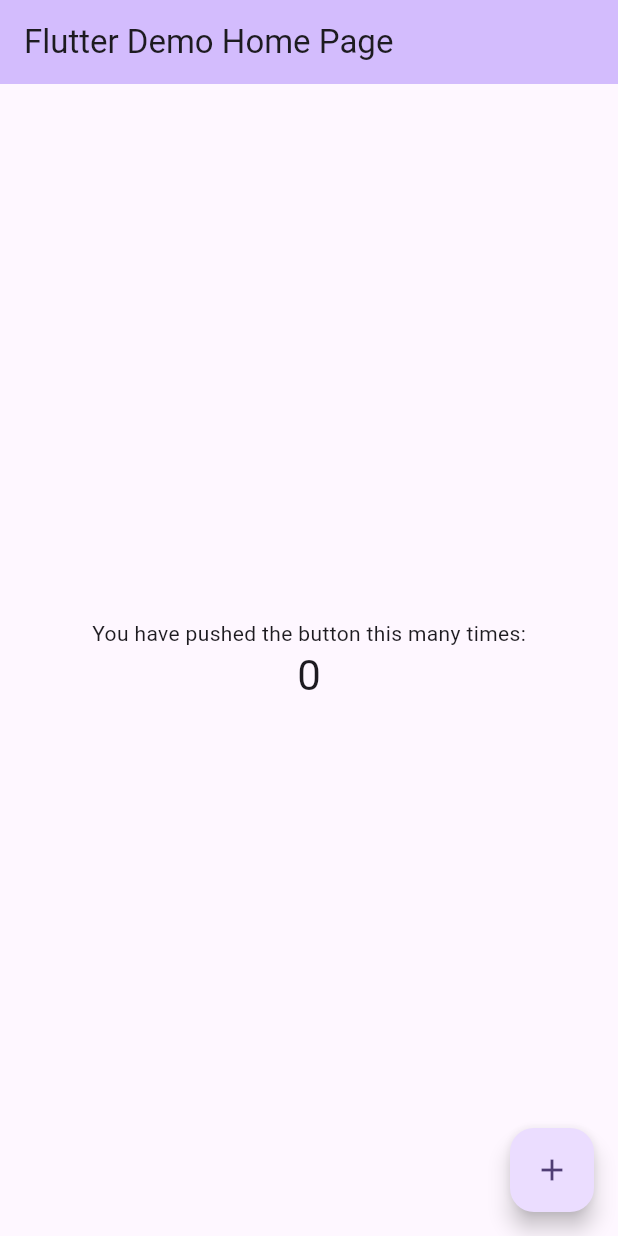
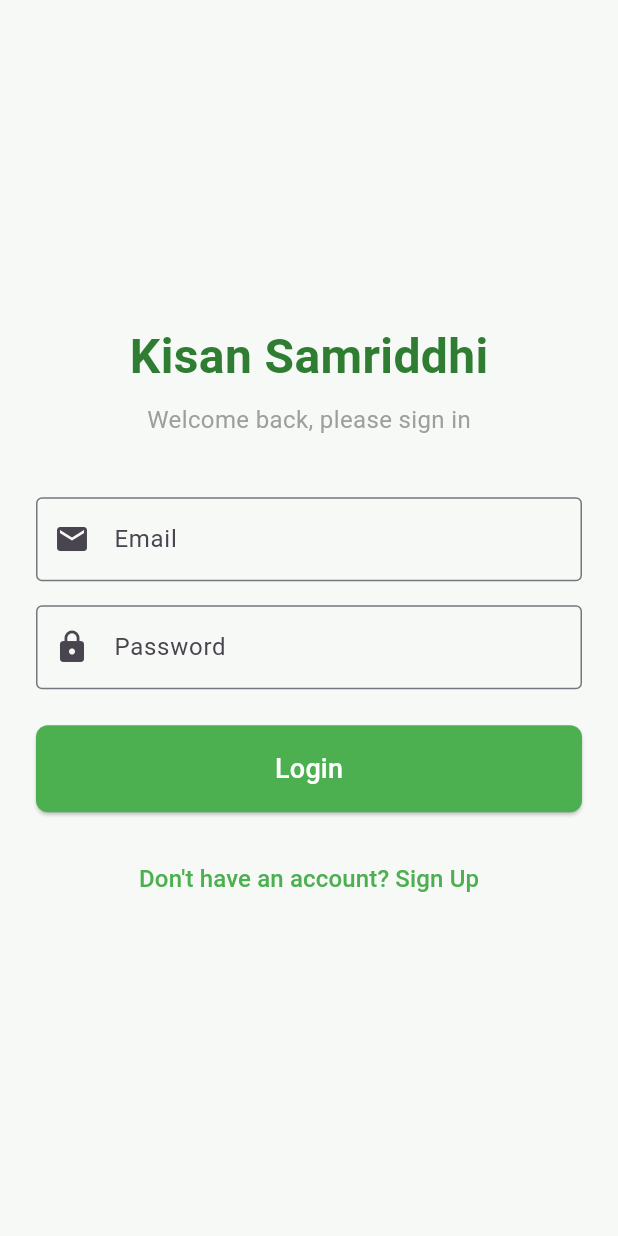
Before and after one commit to BhupenderNayak/krishi_unnati_app, a Flutter app: the screen it shows after launch, on a phone screen of 412 x 824 dp. Run offline on Flutter 3.47's test engine with Material 3 defaults, Android fonts, the phone set to English and light mode, and no system bars; our stand-ins replace cloud_firestore, firebase_auth, firebase_core, geolocator; accounts and stored records are empty; generated files the repository leaves out were written again.

Commit message:
task1 Done =>sign up and login =>form filling like location name farm size,crops => Saving profile to cloud is pending(api issue)

```diff
--- a/lib/main.dart
+++ b/lib/main.dart
@@ -1,122 +1,57 @@
 import 'package:flutter/material.dart';
+import 'package:firebase_core/firebase_core.dart';
+import 'package:firebase_auth/firebase_auth.dart';
+import 'screens/login_screen.dart';
+import 'screens/home_screen.dart';
 
-void main() {
-  runApp(const MyApp());
+// 1. IMPORT the firebase_options.dart file that was generated by the CLI
+import 'firebase_options.dart';
+
+void main() async {
+  WidgetsFlutterBinding.ensureInitialized();
+
+  // 2. ADD THE OPTIONS to the initializeApp call
+  await Firebase.initializeApp(
+    options: DefaultFirebaseOptions.currentPlatform,
+  );
+
+  runApp(const KisanApp());
 }
 
-class MyApp extends StatelessWidget {
-  const MyApp({super.key});
+class KisanApp extends StatelessWidget {
+  const KisanApp({super.key});
 
-  // This widget is the root of your application.
   @override
   Widget build(BuildContext context) {
     return MaterialApp(
-      title: 'Flutter Demo',
+      title: 'Kisan Samriddhi',
       theme: ThemeData(
-        // This is the theme of your application.
-        //
-        // TRY THIS: Try running your application with "flutter run". You'll see
-        // the application has a purple toolbar. Then, without quitting the app,
-        // try changing the seedColor in the colorScheme below to Colors.green
-        // and then invoke "hot reload" (save your changes or press the "hot
-        // reload" button in a Flutter-supported IDE, or press "r" if you used
-        // the command line to start the app).
-        //
-        // Notice that the counter didn't reset back to zero; the application
-        // state is not lost during the reload. To reset the state, use hot
-        // restart instead.
-        //
-        // This works for code too, not just values: Most code changes can be
-        // tested with just a hot reload.
-        colorScheme: ColorScheme.fromSeed(seedColor: Colors.deepPurple),
+        primarySwatch: Colors.green,
+        visualDensity: VisualDensity.adaptivePlatformDensity,
+        scaffoldBackgroundColor: const Color(0xFFF7F9F7),
+        appBarTheme: const AppBarTheme(
+          backgroundColor: Colors.green,
+          foregroundColor: Colors.white,
+        ),
       ),
-      home: const MyHomePage(title: 'Flutter Demo Home Page'),
+      home: const AuthWrapper(),
     );
   }
 }
 
-class MyHomePage extends StatefulWidget {
-  const MyHomePage({super.key, required this.title});
-
-  // This widget is the home page of your application. It is stateful, meaning
-  // that it has a State object (defined below) that contains fields that affect
-  // how it looks.
-
-  // This class is the configuration for the state. It holds the values (in this
-  // case the title) provided by the parent (in this case the App widget) and
-  // used by the build method of the State. Fields in a Widget subclass are
-  // always marked "final".
-
-  final String title;
-
-  @override
-  State<MyHomePage> createState() => _MyHomePageState();
-}
-
-class _MyHomePageState extends State<MyHomePage> {
-  int _counter = 0;
-
-  void _incrementCounter() {
-    setState(() {
-      // This call to setState tells the Flutter framework that something has
-      // changed in this State, which causes it to rerun the build method below
-      // so that the display can reflect the updated values. If we changed
-      // _counter without calling setState(), then the build method would not be
-      // called again, and so nothing would appear to happen.
-      _counter++;
-    });
-  }
+class AuthWrapper extends StatelessWidget {
+  const AuthWrapper({super.key});
 
   @override
   Widget build(BuildContext context) {
-    // This method is rerun every time setState is called, for instance as done
-    // by the _incrementCounter method above.
-    //
-    // The Flutter framework has been optimized to make rerunning build methods
-    // fast, so that you can just rebuild anything that needs updating rather
-    // than having to individually change instances of widgets.
-    return Scaffold(
-      appBar: AppBar(
-        // TRY THIS: Try changing the color here to a specific color (to
-        // Colors.amber, perhaps?) and trigger a hot reload to see the AppBar
-        // change color while the other colors stay the same.
-        backgroundColor: Theme.of(context).colorScheme.inversePrimary,
-        // Here we take the value from the MyHomePage object that was created by
-        // the App.build method, and use it to set our appbar title.
-        title: Text(widget.title),
-      ),
-      body: Center(
-        // Center is a layout widget. It takes a single child and positions it
-        // in the middle of the parent.
-        child: Column(
-          // Column is also a layout widget. It takes a list of children and
-          // arranges them vertically. By default, it sizes itself to fit its
-          // children horizontally, and tries to be as tall as its parent.
-          //
-          // Column has various properties to control how it sizes itself and
-          // how it positions its children. Here we use mainAxisAlignment to
-          // center the children vertically; the main axis here is the vertical
-          // axis because Columns are vertical (the cross axis would be
-          // horizontal).
-          //
-          // TRY THIS: Invoke "debug painting" (choose the "Toggle Debug Paint"
-          // action in the IDE, or press "p" in the console), to see the
-          // wireframe for each widget.
-          mainAxisAlignment: MainAxisAlignment.center,
-          children: <Widget>[
-            const Text('You have pushed the button this many times:'),
-            Text(
-              '$_counter',
-              style: Theme.of(context).textTheme.headlineMedium,
-            ),
-          ],
-        ),
-      ),
-      floatingActionButton: FloatingActionButton(
-        onPressed: _incrementCounter,
-        tooltip: 'Increment',
-        child: const Icon(Icons.add),
-      ), // This trailing comma makes auto-formatting nicer for build methods.
+    return StreamBuilder<User?>(
+      stream: FirebaseAuth.instance.authStateChanges(),
+      builder: (context, snapshot) {
+        if (snapshot.hasData) {
+          return const HomeScreen();
+        }
+        return const LoginScreen();
+      },
     );
   }
 }
--- /dev/null
+++ b/lib/screens/login_screen.dart
@@ -0,0 +1,140 @@
+import 'package:flutter/material.dart';
+import 'package:firebase_auth/firebase_auth.dart';
+import 'signup_screen.dart'; // Make sure you've created this file
+
+class LoginScreen extends StatefulWidget {
+  const LoginScreen({super.key});
+
+  @override
+  State<LoginScreen> createState() => _LoginScreenState();
+}
+
+class _LoginScreenState extends State<LoginScreen> {
+  final _emailController = TextEditingController();
+  final _passwordController = TextEditingController();
+  final _auth = FirebaseAuth.instance;
+  bool _isLoading = false;
+
+  // This function now ONLY handles signing in.
+  Future<void> _login() async {
+    // Basic validation to prevent empty submissions
+    if (_emailController.text.trim().isEmpty || _passwordController.text.trim().isEmpty) {
+      ScaffoldMessenger.of(context).showSnackBar(
+        const SnackBar(content: Text('Please enter both email and password.')),
+      );
+      return;
+    }
+
+    setState(() => _isLoading = true);
+
+    try {
+      // Attempt to sign in the user
+      await _auth.signInWithEmailAndPassword(
+        email: _emailController.text.trim(),
+        password: _passwordController.text.trim(),
+      );
+      // On success, the AuthWrapper in main.dart will automatically navigate to HomeScreen.
+    } on FirebaseAuthException catch (e) {
+      // Handle specific errors for a better user experience
+      String message = 'An error occurred. Please try again.';
+      if (e.code == 'user-not-found') {
+        message = 'No user found for that email.';
+      } else if (e.code == 'wrong-password') {
+        message = 'Wrong password provided for that user.';
+      }
+      ScaffoldMessenger.of(context).showSnackBar(
+        SnackBar(content: Text(message)),
+      );
+    } finally {
+      // Ensure the loading indicator is turned off
+      if (mounted) {
+        setState(() => _isLoading = false);
+      }
+    }
+  }
+
+  @override
+  void dispose() {
+    // Clean up controllers when the widget is removed
+    _emailController.dispose();
+    _passwordController.dispose();
+    super.dispose();
+  }
+
+  @override
+  Widget build(BuildContext context) {
+    return Scaffold(
+      body: Center(
+        child: SingleChildScrollView(
+          padding: const EdgeInsets.all(24.0),
+          child: Column(
+            mainAxisAlignment: MainAxisAlignment.center,
+            children: [
+              Text(
+                'Kisan Samriddhi',
+                style: TextStyle(
+                  fontSize: 32,
+                  fontWeight: FontWeight.bold,
+                  color: Colors.green[800],
+                ),
+              ),
+              const SizedBox(height: 8),
+              const Text('Welcome back, please sign in', style: TextStyle(fontSize: 16, color: Colors.grey)),
+              const SizedBox(height: 40),
+              TextField(
+                controller: _emailController,
+                decoration: const InputDecoration(
+                  labelText: 'Email',
+                  border: OutlineInputBorder(),
+                  prefixIcon: Icon(Icons.email),
+                ),
+                keyboardType: TextInputType.emailAddress,
+              ),
+              const SizedBox(height: 16),
+              TextField(
+                controller: _passwordController,
+                decoration: const InputDecoration(
+                  labelText: 'Password',
+                  border: OutlineInputBorder(),
+                  prefixIcon: Icon(Icons.lock),
+                ),
+                obscureText: true,
+              ),
+              const SizedBox(height: 24),
+              _isLoading
+                  ? const CircularProgressIndicator()
+                  : SizedBox(
+                width: double.infinity,
+                child: ElevatedButton(
+                  onPressed: _login,
+                  style: ElevatedButton.styleFrom(
+                    backgroundColor: Colors.green,
+                    padding: const EdgeInsets.symmetric(vertical: 16),
+                    shape: RoundedRectangleBorder(
+                      borderRadius: BorderRadius.circular(8),
+                    ),
+                  ),
+                  child: const Text('Login', style: TextStyle(fontSize: 18, color: Colors.white)),
+                ),
+              ),
+              const SizedBox(height: 20),
+              // Button to navigate to the Sign Up screen
+              TextButton(
+                onPressed: () {
+                  Navigator.push(
+                    context,
+                    MaterialPageRoute(builder: (context) => const SignUpScreen()),
+                  );
+                },
+                child: const Text(
+                  "Don't have an account? Sign Up",
+                  style: TextStyle(color: Colors.green, fontSize: 16),
+                ),
+              ),
+            ],
+          ),
+        ),
+      ),
+    );
+  }
+}
```
Also changed, not shown: lib/screens/home_screen.dart (added, +86 -0 lines), lib/screens/profile_screen.dart (added, +155 -0 lines), lib/screens/signup_screen.dart (added, +88 -0 lines), pubspec.yaml (+9 -0 lines), pubspec.lock, 7 other files.
